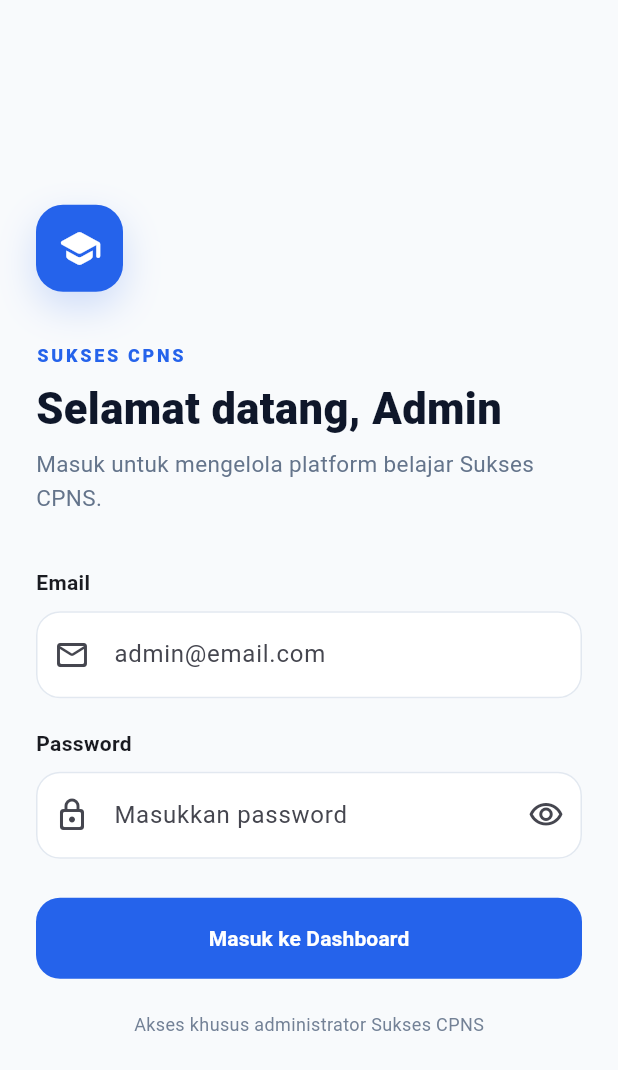
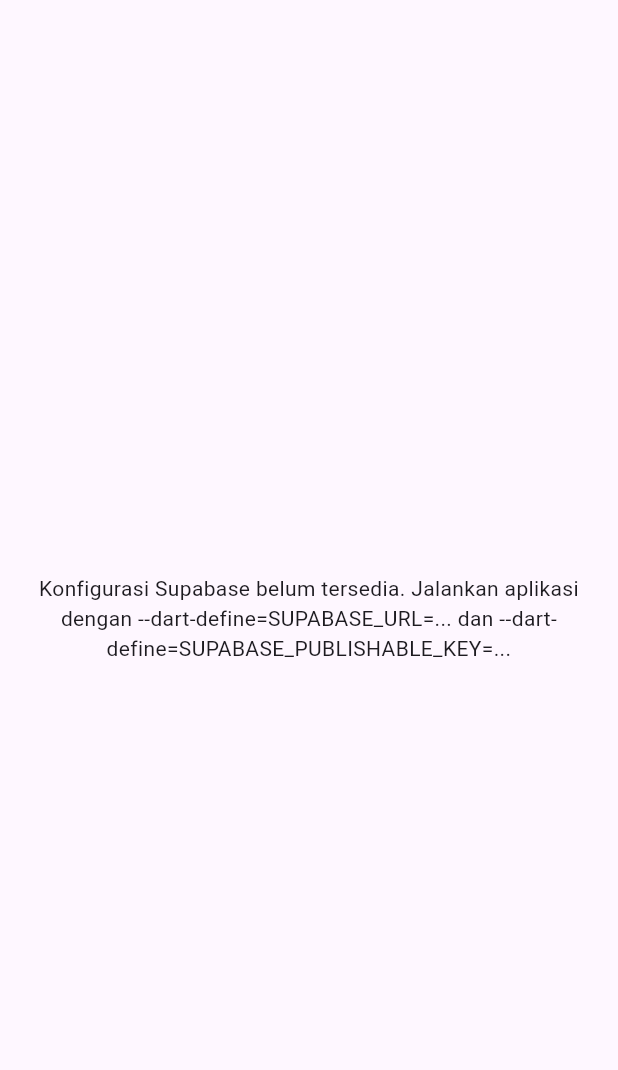
Before and after one commit to rianalfahri49-star/asn-platform, a Flutter app: the screen it shows after launch, on a phone screen of 412 x 824 dp. Shown: the top 1070 px of the screen. Run offline on Flutter 3.47's test engine with Material 3 defaults, Android fonts, the phone set to English and light mode, and no system bars; our stand-ins replace supabase_flutter; accounts and stored records are empty.

Commit message:
Connect admin email OTP authentication: apps/admin_mobile/lib/main.dart

```diff
--- a/apps/admin_mobile/lib/main.dart
+++ b/apps/admin_mobile/lib/main.dart
@@ -1,8 +1,47 @@
 import 'package:flutter/material.dart';
+import 'package:supabase_flutter/supabase_flutter.dart';
 
 import 'app.dart';
 
-void main() {
+Future<void> main() async {
   WidgetsFlutterBinding.ensureInitialized();
+
+  const supabaseUrl = String.fromEnvironment('SUPABASE_URL');
+  const supabaseKey = String.fromEnvironment('SUPABASE_PUBLISHABLE_KEY');
+
+  if (supabaseUrl.isEmpty || supabaseKey.isEmpty) {
+    runApp(const _MissingConfigurationApp());
+    return;
+  }
+
+  await Supabase.initialize(
+    url: supabaseUrl,
+    publishableKey: supabaseKey,
+  );
+
   runApp(const SuksesCpnsAdminApp());
 }
+
+class _MissingConfigurationApp extends StatelessWidget {
+  const _MissingConfigurationApp();
+
+  @override
+  Widget build(BuildContext context) {
+    return MaterialApp(
+      debugShowCheckedModeBanner: false,
+      home: Scaffold(
+        body: Center(
+          child: Padding(
+            padding: const EdgeInsets.all(24),
+            child: Text(
+              'Konfigurasi Supabase belum tersedia. Jalankan aplikasi dengan '
+              '--dart-define=SUPABASE_URL=... dan '
+              '--dart-define=SUPABASE_PUBLISHABLE_KEY=...',
+              textAlign: TextAlign.center,
+            ),
+          ),
+        ),
+      ),
+    );
+  }
+}
```
